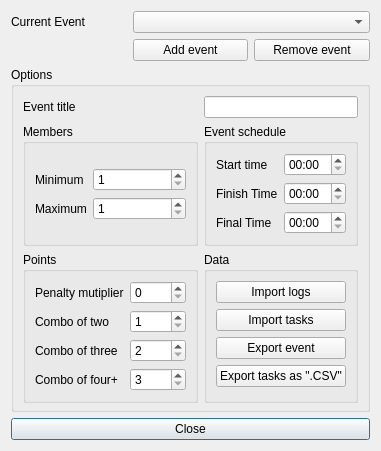
This is gui_event.ui in FrankMamuda/ketoevent as Qt 5 draws it before an edit. The edited form follows.
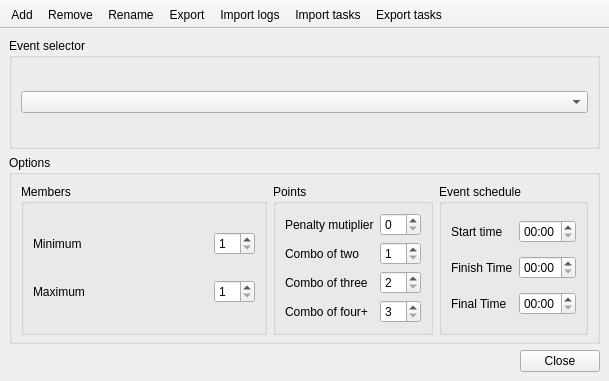
This is the edited form. Icons and pictures are not drawn.

The edit to the form file:
```diff
--- a/gui_event.ui
+++ b/gui_event.ui
@@ -1,13 +1,13 @@
 <?xml version="1.0" encoding="UTF-8"?>
 <ui version="4.0">
  <class>Gui_Event</class>
- <widget class="QDialog" name="Gui_Event">
+ <widget class="QMainWindow" name="Gui_Event">
   <property name="geometry">
    <rect>
     <x>0</x>
     <y>0</y>
-    <width>381</width>
-    <height>416</height>
+    <width>609</width>
+    <height>381</height>
    </rect>
   </property>
   <property name="windowTitle">
@@ -17,201 +17,33 @@
    <iconset resource="resources.qrc">
     <normaloff>:/icons/events_dialog_16</normaloff>:/icons/events_dialog_16</iconset>
   </property>
-  <layout class="QGridLayout" name="gridLayout">
-   <item row="2" column="0" colspan="3">
+  <property name="unifiedTitleAndToolBarOnMac">
+   <bool>true</bool>
+  </property>
+  <widget class="QWidget" name="centralwidget">
+   <layout class="QVBoxLayout" name="verticalLayout_2">
+    <item>
+     <widget class="QGroupBox" name="groupBox_2">
+      <property name="title">
+       <string>Event selector</string>
+      </property>
+      <layout class="QVBoxLayout" name="verticalLayout">
+       <item>
+        <widget class="QComboBox" name="eventCombo"/>
+       </item>
+      </layout>
+     </widget>
+    </item>
+    <item>
     <widget class="QGroupBox" name="groupMisc">
      <property name="title">
       <string>Options</string>
      </property>
-     <layout class="QGridLayout" name="miscLayout" columnstretch="1,0">
+      <layout class="QGridLayout" name="miscLayout_3" columnstretch="1,0,0">
       <property name="bottomMargin">
        <number>6</number>
       </property>
-      <item row="2" column="1">
-       <widget class="QGroupBox" name="groupData">
-        <property name="title">
-         <string>Data</string>
-        </property>
-        <layout class="QVBoxLayout" name="verticalLayout">
-         <item>
-          <widget class="QPushButton" name="buttonImport">
-           <property name="toolTip">
-            <string>Import log database from a different machine (beta)</string>
-           </property>
-           <property name="text">
-            <string>Import logs</string>
-           </property>
-           <property name="icon">
-            <iconset resource="resources.qrc">
-             <normaloff>:/icons/import_16</normaloff>:/icons/import_16</iconset>
-           </property>
-          </widget>
-         </item>
-         <item>
-          <widget class="QPushButton" name="buttonImportTasks">
-           <property name="text">
-            <string>Import tasks</string>
-           </property>
-           <property name="icon">
-            <iconset resource="resources.qrc">
-             <normaloff>:/icons/import_16</normaloff>:/icons/import_16</iconset>
-           </property>
-          </widget>
-         </item>
-         <item>
-          <widget class="QPushButton" name="buttonExport">
-           <property name="text">
-            <string>Export event</string>
-           </property>
-           <property name="icon">
-            <iconset resource="resources.qrc">
-             <normaloff>:/icons/export_16</normaloff>:/icons/export_16</iconset>
-           </property>
-          </widget>
-         </item>
-         <item>
-          <widget class="QPushButton" name="buttonExportCSV">
-           <property name="toolTip">
-            <string>Export task list in CSV format</string>
-           </property>
-           <property name="text">
-            <string>Export tasks as &quot;.CSV&quot;</string>
-           </property>
-           <property name="icon">
-            <iconset resource="resources.qrc">
-             <normaloff>:/icons/export_16</normaloff>:/icons/export_16</iconset>
-           </property>
-          </widget>
-         </item>
-        </layout>
-       </widget>
-      </item>
       <item row="1" column="1">
-       <widget class="QGroupBox" name="groupTime">
-        <property name="title">
-         <string>Event schedule</string>
-        </property>
-        <layout class="QGridLayout" name="timeLayout">
-         <item row="0" column="1">
-          <widget class="QLabel" name="startTimeLabel">
-           <property name="text">
-            <string>Start time</string>
-           </property>
-          </widget>
-         </item>
-         <item row="1" column="2">
-          <widget class="QTimeEdit" name="finishTime">
-           <property name="toolTip">
-            <string>Time from which penalty is being calculated</string>
-           </property>
-           <property name="currentSection">
-            <enum>QDateTimeEdit::HourSection</enum>
-           </property>
-           <property name="displayFormat">
-            <string>HH:mm</string>
-           </property>
-          </widget>
-         </item>
-         <item row="0" column="2">
-          <widget class="QTimeEdit" name="startTime">
-           <property name="toolTip">
-            <string>Start time of the event</string>
-           </property>
-           <property name="currentSection">
-            <enum>QDateTimeEdit::HourSection</enum>
-           </property>
-           <property name="displayFormat">
-            <string>HH:mm</string>
-           </property>
-          </widget>
-         </item>
-         <item row="2" column="2">
-          <widget class="QTimeEdit" name="finalTime">
-           <property name="toolTip">
-            <string>Team is disqualified after this time</string>
-           </property>
-           <property name="currentSection">
-            <enum>QDateTimeEdit::HourSection</enum>
-           </property>
-           <property name="displayFormat">
-            <string>HH:mm</string>
-           </property>
-          </widget>
-         </item>
-         <item row="2" column="1">
-          <widget class="QLabel" name="finalTimeLabel">
-           <property name="text">
-            <string>Final Time</string>
-           </property>
-          </widget>
-         </item>
-         <item row="1" column="1">
-          <widget class="QLabel" name="finishTimeLabel">
-           <property name="text">
-            <string>Finish Time</string>
-           </property>
-          </widget>
-         </item>
-        </layout>
-       </widget>
-      </item>
-      <item row="1" column="0">
-       <widget class="QGroupBox" name="groupBox">
-        <property name="title">
-         <string>Members</string>
-        </property>
-        <layout class="QFormLayout" name="formLayout">
-         <property name="formAlignment">
-          <set>Qt::AlignLeading|Qt::AlignLeft|Qt::AlignVCenter</set>
-         </property>
-         <item row="0" column="0">
-          <widget class="QLabel" name="minLabel">
-           <property name="text">
-            <string>Minimum</string>
-           </property>
-          </widget>
-         </item>
-         <item row="0" column="1">
-          <widget class="QSpinBox" name="min">
-           <property name="toolTip">
-            <string>Minimum members in a team</string>
-           </property>
-           <property name="minimum">
-            <number>1</number>
-           </property>
-          </widget>
-         </item>
-         <item row="1" column="0">
-          <widget class="QLabel" name="maxLabel">
-           <property name="text">
-            <string>Maximum</string>
-           </property>
-          </widget>
-         </item>
-         <item row="1" column="1">
-          <widget class="QSpinBox" name="max">
-           <property name="toolTip">
-            <string>Maximum members in a team</string>
-           </property>
-           <property name="minimum">
-            <number>1</number>
-           </property>
-          </widget>
-         </item>
-        </layout>
-       </widget>
-      </item>
-      <item row="0" column="1">
-       <widget class="QLineEdit" name="titleEdit"/>
-      </item>
-      <item row="0" column="0">
-       <widget class="QLabel" name="titleLabel">
-        <property name="text">
-         <string>Event title</string>
-        </property>
-       </widget>
-      </item>
-      <item row="2" column="0">
        <widget class="QGroupBox" name="groupPoints">
         <property name="title">
          <string>Points</string>
@@ -285,20 +117,163 @@
         </layout>
        </widget>
       </item>
+       <item row="1" column="2">
+        <widget class="QGroupBox" name="groupTime">
+         <property name="title">
+          <string>Event schedule</string>
+         </property>
+         <layout class="QGridLayout" name="timeLayout_3">
+          <item row="0" column="1">
+           <widget class="QLabel" name="startTimeLabel">
+            <property name="text">
+             <string>Start time</string>
+            </property>
+           </widget>
+          </item>
+          <item row="1" column="2">
+           <widget class="QTimeEdit" name="finishTime">
+            <property name="toolTip">
+             <string>Time from which penalty is being calculated</string>
+            </property>
+            <property name="currentSection">
+             <enum>QDateTimeEdit::HourSection</enum>
+            </property>
+            <property name="displayFormat">
+             <string>HH:mm</string>
+            </property>
+           </widget>
+          </item>
+          <item row="0" column="2">
+           <widget class="QTimeEdit" name="startTime">
+            <property name="toolTip">
+             <string>Start time of the event</string>
+            </property>
+            <property name="currentSection">
+             <enum>QDateTimeEdit::HourSection</enum>
+            </property>
+            <property name="displayFormat">
+             <string>HH:mm</string>
+            </property>
+           </widget>
+          </item>
+          <item row="2" column="2">
+           <widget class="QTimeEdit" name="finalTime">
+            <property name="toolTip">
+             <string>Team is disqualified after this time</string>
+            </property>
+            <property name="currentSection">
+             <enum>QDateTimeEdit::HourSection</enum>
+            </property>
+            <property name="displayFormat">
+             <string>HH:mm</string>
+            </property>
+           </widget>
+          </item>
+          <item row="2" column="1">
+           <widget class="QLabel" name="finalTimeLabel">
+            <property name="text">
+             <string>Final Time</string>
+            </property>
+           </widget>
+          </item>
+          <item row="1" column="1">
+           <widget class="QLabel" name="finishTimeLabel">
+            <property name="text">
+             <string>Finish Time</string>
+            </property>
+           </widget>
+          </item>
      </layout>
     </widget>
    </item>
-   <item row="0" column="1" colspan="2">
-    <widget class="QComboBox" name="eventCombo"/>
+       <item row="1" column="0">
+        <widget class="QGroupBox" name="groupBox">
+         <property name="title">
+          <string>Members</string>
+         </property>
+         <layout class="QGridLayout" name="gridLayout_2">
+          <item row="2" column="3">
+           <widget class="QSpinBox" name="max">
+            <property name="toolTip">
+             <string>Maximum members in a team</string>
+            </property>
+            <property name="minimum">
+             <number>1</number>
+            </property>
+           </widget>
+          </item>
+          <item row="2" column="0">
+           <widget class="QLabel" name="maxLabel">
+            <property name="text">
+             <string>Maximum</string>
+            </property>
+           </widget>
    </item>
    <item row="0" column="0">
-    <widget class="QLabel" name="currentEventLabel">
+           <widget class="QLabel" name="minLabel">
      <property name="text">
-      <string>Current Event</string>
+             <string>Minimum</string>
      </property>
     </widget>
    </item>
-   <item row="3" column="0" colspan="3">
+          <item row="0" column="3">
+           <widget class="QSpinBox" name="min">
+            <property name="toolTip">
+             <string>Minimum members in a team</string>
+            </property>
+            <property name="minimum">
+             <number>1</number>
+            </property>
+           </widget>
+          </item>
+          <item row="0" column="1">
+           <spacer name="horizontalSpacer_2">
+            <property name="orientation">
+             <enum>Qt::Horizontal</enum>
+            </property>
+            <property name="sizeHint" stdset="0">
+             <size>
+              <width>40</width>
+              <height>20</height>
+             </size>
+            </property>
+           </spacer>
+          </item>
+          <item row="2" column="1">
+           <spacer name="horizontalSpacer">
+            <property name="orientation">
+             <enum>Qt::Horizontal</enum>
+            </property>
+            <property name="sizeHint" stdset="0">
+             <size>
+              <width>40</width>
+              <height>20</height>
+             </size>
+            </property>
+           </spacer>
+          </item>
+         </layout>
+        </widget>
+       </item>
+      </layout>
+     </widget>
+    </item>
+    <item>
+     <layout class="QHBoxLayout" name="horizontalLayout">
+      <item>
+       <spacer name="horizontalSpacer_3">
+        <property name="orientation">
+         <enum>Qt::Horizontal</enum>
+        </property>
+        <property name="sizeHint" stdset="0">
+         <size>
+          <width>40</width>
+          <height>20</height>
+         </size>
+        </property>
+       </spacer>
+      </item>
+      <item>
     <widget class="QPushButton" name="buttonClose">
      <property name="text">
       <string>Close</string>
@@ -307,34 +282,117 @@
       <iconset resource="resources.qrc">
        <normaloff>:/icons/close_16</normaloff>:/icons/close_16</iconset>
      </property>
-     <property name="default">
+        <property name="autoDefault">
       <bool>true</bool>
      </property>
     </widget>
    </item>
-   <item row="1" column="2">
-    <widget class="QPushButton" name="buttonRemove">
+     </layout>
+    </item>
+   </layout>
+  </widget>
+  <widget class="QToolBar" name="toolBar">
+   <property name="windowTitle">
+    <string>toolBar</string>
+   </property>
+   <property name="movable">
+    <bool>false</bool>
+   </property>
+   <property name="allowedAreas">
+    <set>Qt::TopToolBarArea</set>
+   </property>
+   <property name="iconSize">
+    <size>
+     <width>32</width>
+     <height>32</height>
+    </size>
+   </property>
+   <property name="toolButtonStyle">
+    <enum>Qt::ToolButtonTextUnderIcon</enum>
+   </property>
+   <property name="floatable">
+    <bool>false</bool>
+   </property>
+   <attribute name="toolBarArea">
+    <enum>TopToolBarArea</enum>
+   </attribute>
+   <attribute name="toolBarBreak">
+    <bool>false</bool>
+   </attribute>
+   <addaction name="actionAddEvent"/>
+   <addaction name="actionRemoveEvent"/>
+   <addaction name="actionRename"/>
+   <addaction name="actionExportEvent"/>
+   <addaction name="actionImportLogs"/>
+   <addaction name="actionImportTasks"/>
+   <addaction name="actionExportTasks"/>
+  </widget>
+  <action name="actionAddEvent">
+   <property name="icon">
+    <iconset resource="resources.qrc">
+     <normaloff>:/icons/event_add_32</normaloff>:/icons/event_add_32</iconset>
+   </property>
      <property name="text">
-      <string>Remove event</string>
-     </property>
+    <string>Add</string>
+   </property>
+  </action>
+  <action name="actionRemoveEvent">
      <property name="icon">
       <iconset resource="resources.qrc">
-       <normaloff>:/icons/event_remove_16</normaloff>:/icons/event_remove_16</iconset>
-     </property>
-    </widget>
-   </item>
-   <item row="1" column="1">
-    <widget class="QPushButton" name="buttonAdd">
+     <normaloff>:/icons/event_remove_32</normaloff>:/icons/event_remove_32</iconset>
+   </property>
      <property name="text">
-      <string>Add event</string>
-     </property>
+    <string>Remove</string>
+   </property>
+  </action>
+  <action name="actionRename">
      <property name="icon">
       <iconset resource="resources.qrc">
-       <normaloff>:/icons/event_add_16</normaloff>:/icons/event_add_16</iconset>
-     </property>
-    </widget>
-   </item>
-  </layout>
+     <normaloff>:/icons/event_rename_32</normaloff>:/icons/event_rename_32</iconset>
+   </property>
+   <property name="text">
+    <string>Rename</string>
+   </property>
+  </action>
+  <action name="actionImportLogs">
+   <property name="icon">
+    <iconset resource="resources.qrc">
+     <normaloff>:/icons/logs_import_32</normaloff>:/icons/logs_import_32</iconset>
+   </property>
+   <property name="text">
+    <string>Import logs</string>
+   </property>
+   <property name="toolTip">
+    <string>Import logs</string>
+   </property>
+  </action>
+  <action name="actionImportTasks">
+   <property name="icon">
+    <iconset resource="resources.qrc">
+     <normaloff>:/icons/tasks_import_32</normaloff>:/icons/tasks_import_32</iconset>
+   </property>
+   <property name="text">
+    <string>Import tasks</string>
+   </property>
+  </action>
+  <action name="actionExportEvent">
+   <property name="icon">
+    <iconset resource="resources.qrc">
+     <normaloff>:/icons/event_export_32</normaloff>:/icons/event_export_32</iconset>
+   </property>
+   <property name="text">
+    <string>Export</string>
+   </property>
+  </action>
+  <action name="actionExportTasks">
+   <property name="icon">
+    <iconset resource="resources.qrc">
+     <normaloff>:/icons/tasks_export_32</normaloff>:/icons/tasks_export_32</iconset>
+   </property>
+   <property name="text">
+    <string>Export tasks</string>
+   </property>
+  </action>
  </widget>
  <resources>
   <include location="resources.qrc"/>
```
Left out of the diff: 6 changed lines with no effect on the pictures. Lines whose indentation alone changed are shown as unchanged.
